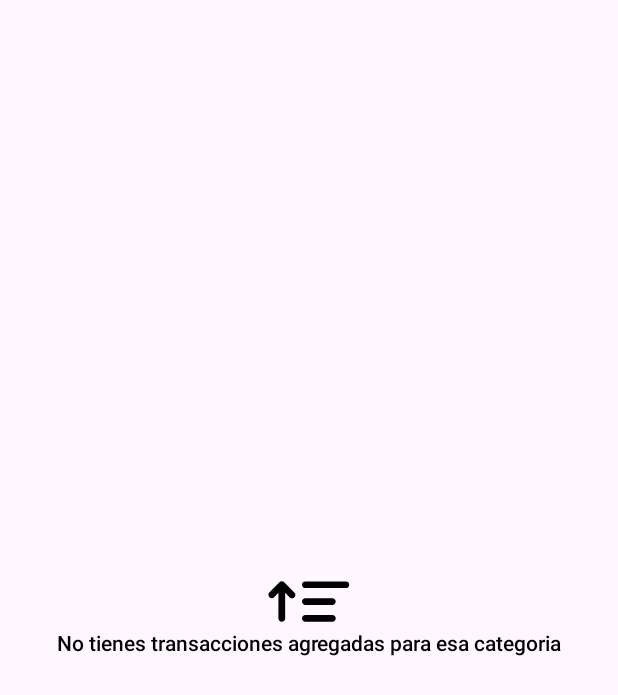
After one commit to dalvarado2810/budgetplanner, an Android app built with Jetpack Compose: the composable NoCategoryMovementsItem shown on its own in the app's theme, on a phone screen of 412 x 824 dp. The commit adds this screen. Shown: the top 695 px of the screen. Run offline under Robolectric (Android 15) with nearby library versions, the phone set to English and light mode, and no system bars.

Commit message:
New update of  code * migration to gradle 8.0 * migration to kotlin 2.0 * migration to version control * migration from kapt to kps * update dependencies

```diff
--- /dev/null
+++ b/app/src/main/kotlin/com/daniel/budgetplanner/ui/composables/NoCategoryMovementsItem.kt
@@ -0,0 +1,48 @@
+package com.daniel.budgetplanner.ui.composables
+
+import androidx.compose.foundation.Image
+import androidx.compose.foundation.layout.Arrangement
+import androidx.compose.foundation.layout.Column
+import androidx.compose.foundation.layout.fillMaxSize
+import androidx.compose.foundation.layout.padding
+import androidx.compose.material3.Text
+import androidx.compose.runtime.Composable
+import androidx.compose.ui.Alignment
+import androidx.compose.ui.Modifier
+import androidx.compose.ui.graphics.Color
+import androidx.compose.ui.res.painterResource
+import androidx.compose.ui.res.stringResource
+import androidx.compose.ui.text.TextStyle
+import androidx.compose.ui.text.font.FontWeight
+import androidx.compose.ui.unit.dp
+import androidx.compose.ui.unit.sp
+import com.daniel.budgetplanner.R
+import com.daniel.budgetplanner.utils.IMAGE_NO_MOVEMENTS
+
+@Composable
+fun NoCategoryMovementsItem() {
+    Column(
+        modifier = Modifier
+            .fillMaxSize()
+        ,
+        horizontalAlignment = Alignment.CenterHorizontally,
+        verticalArrangement = Arrangement.Center
+    )
+    {
+        Image(
+            painter = painterResource(id = R.drawable.no_transactions),
+            contentDescription = IMAGE_NO_MOVEMENTS
+        )
+
+        Text(
+            modifier = Modifier
+                .padding(top = 6.dp),
+            color = Color.Black,
+            text = stringResource(id = R.string.no_categories_movements_add),
+            style = TextStyle(
+                fontSize = 14.sp,
+                fontWeight = FontWeight.Medium
+            )
+        )
+    }
+}
--- a/app/src/main/res/values/strings.xml
+++ b/app/src/main/res/values/strings.xml
@@ -48,6 +48,7 @@
     <string name="hello">Hola,   </string>
     <string name="add_your_name">Ingresa tu nombre</string>
     <string name="erase_user">Eliminar usuario</string>
+    <string name="all_categories">Todas las Categorías</string>
     <string name="change_date">Escoger nuevo período</string>
     <string name="agree">Acepto las </string>
     <string name="privacy_policy">Políticas de privacidad</string>
@@ -120,6 +121,7 @@
     <string name="save_movement">Guardar</string>
     <string name="item_amount">$ %1$s</string>
     <string name="no_movements_add">No tienes transacciones agregadas</string>
+    <string name="no_categories_movements_add">No tienes transacciones agregadas para esa categoria</string>
     <string name="add_movement_amount">Debes agregar un monto superior a CERO</string>
     <string name="last_transactions">Ultimas transacciones</string>
     <string name="select_range_of_date">Seleccion período a calcular</string>
--- a/build.gradle.kts
+++ b/build.gradle.kts
@@ -11,13 +11,13 @@ buildscript {
 }
 
 plugins {
-    id("androidx.room") version "2.6.1" apply false
+    id("androidx.room") version "2.7.1" apply false
     id("org.jetbrains.compose") version "1.7.3" apply false
     id("org.jetbrains.kotlin.plugin.compose") version "2.0.0" apply false
     id("com.google.devtools.ksp") version "2.0.0-1.0.22" apply false
     id("io.gitlab.arturbosch.detekt") version "1.18.1" apply false
-    id("com.android.application") version "8.0.0" apply false
-    id("com.android.library") version "8.0.0" apply false
+    id("com.android.application") version "8.9.2" apply false
+    id("com.android.library") version "8.9.2" apply false
     id("org.jetbrains.kotlin.android") version "2.0.0" apply false
     id("com.google.dagger.hilt.android") version "2.51.1" apply false
 }
```
Also changed, not shown: app/build.gradle.kts (+7 -4 lines), app/src/main/kotlin/com/daniel/budgetplanner/ui/BudgetDashboard.kt (+82 -3 lines), app/src/main/kotlin/com/daniel/budgetplanner/ui/GetStarted.kt (+3 -10 lines), gradle/libs.versions.toml (+12 -13 lines), gradle/wrapper/gradle-wrapper.properties, 1 other file.
